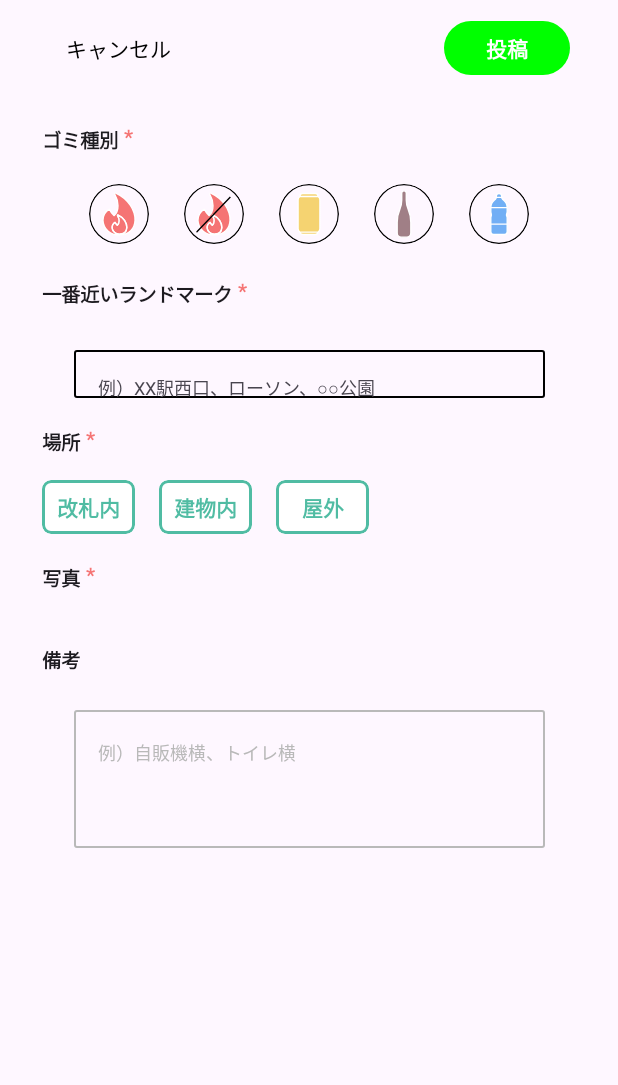
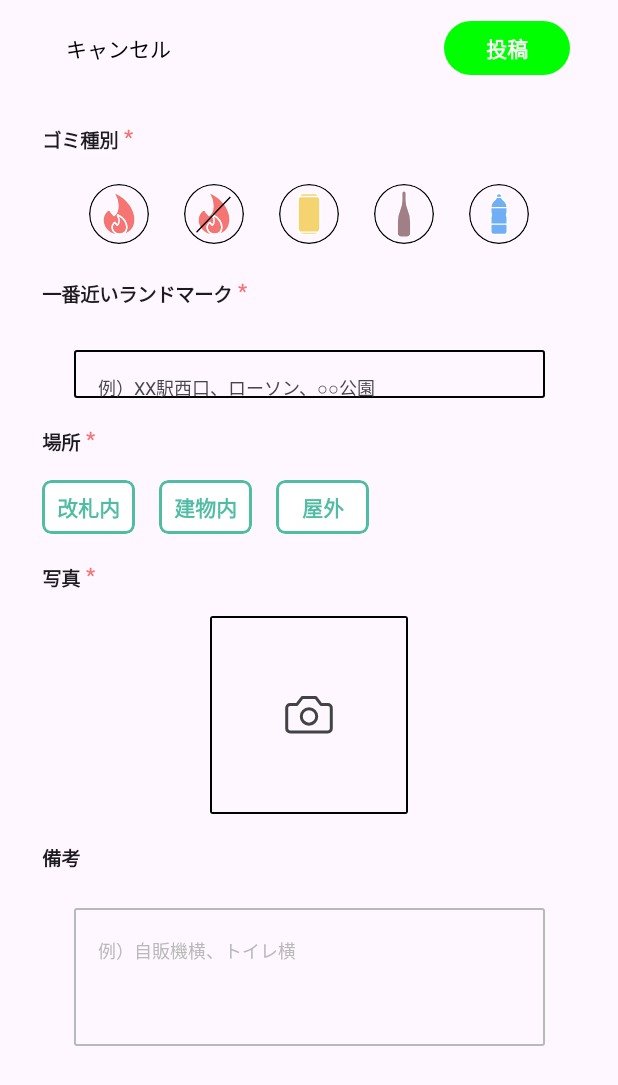
Before and after one commit to tanochan-sakonyan/Mr.TrashCan_frontend, an Android app built with Jetpack Compose: the register screen opened through its navigation route, on a phone screen of 412 x 824 dp. Shown: the top 1085 px of the screen. Run offline under Robolectric (Android 15) with nearby library versions, the phone set to English and light mode, and no system bars.

Commit message:
CameraのUIを作成

```diff
--- a/app/src/main/java/com/github/tanochan/mrtrashcan_frontend/feature/register/RegisterScreen.kt
+++ b/app/src/main/java/com/github/tanochan/mrtrashcan_frontend/feature/register/RegisterScreen.kt
@@ -2,6 +2,7 @@ package com.github.tanochan.mrtrashcan_frontend.feature.register
 
 import androidx.compose.foundation.Image
 import androidx.compose.foundation.background
+import androidx.compose.foundation.border
 import androidx.compose.foundation.clickable
 import androidx.compose.foundation.layout.Arrangement
 import androidx.compose.foundation.layout.Box
@@ -15,18 +16,12 @@ import androidx.compose.foundation.layout.padding
 import androidx.compose.foundation.layout.size
 import androidx.compose.foundation.layout.width
 import androidx.compose.foundation.shape.RoundedCornerShape
-import androidx.compose.material.icons.Icons
-import androidx.compose.material.icons.filled.ArrowBack
-import androidx.compose.material3.ElevatedButton
 import androidx.compose.material3.ExperimentalMaterial3Api
-import androidx.compose.material3.Icon
 import androidx.compose.material3.IconButton
 import androidx.compose.material3.OutlinedTextField
-import androidx.compose.material3.OutlinedTextFieldDefaults
 import androidx.compose.material3.Scaffold
 import androidx.compose.material3.Text
 import androidx.compose.material3.TextButton
-import androidx.compose.material3.TextField
 import androidx.compose.material3.TopAppBar
 import androidx.compose.runtime.Composable
 import androidx.compose.runtime.getValue
@@ -51,14 +46,16 @@ fun RegisterScreenHost(
     navigateToMap: () -> Unit
 ) {
     RegisterScreen(
-        onBack = navigateToMap
+        onBack = navigateToMap,
+        onCameraClick = {}
     )
 }
 
 @OptIn(ExperimentalMaterial3Api::class)
 @Composable
 fun RegisterScreen(
-    onBack: () -> Unit
+    onBack: () -> Unit,
+    onCameraClick: () -> Unit
 ) {
     var landmark by remember { mutableStateOf("") }
     var note by remember { mutableStateOf("") }
@@ -115,9 +112,9 @@ fun RegisterScreen(
             horizontalAlignment = Alignment.CenterHorizontally,
         ) {
             Spacer(modifier = Modifier.height(20.dp))
-            Row (
+            Row(
                 modifier = Modifier.align(Alignment.Start)
-            ){
+            ) {
                 Text(
                     modifier = Modifier
                         .padding(start = 28.dp),
@@ -187,9 +184,9 @@ fun RegisterScreen(
                 }
             }
             Spacer(modifier = Modifier.height(20.dp))
-            Row (
+            Row(
                 modifier = Modifier.align(Alignment.Start)
-            ){
+            ) {
                 Text(
                     modifier = Modifier
                         .padding(start = 28.dp),
@@ -233,9 +230,9 @@ fun RegisterScreen(
                 )
             )
             Spacer(modifier = Modifier.height(20.dp))
-            Row (
+            Row(
                 modifier = Modifier.align(Alignment.Start)
-            ){
+            ) {
                 Text(
                     modifier = Modifier
                         .padding(start = 28.dp),
@@ -256,28 +253,30 @@ fun RegisterScreen(
                 )
             }
             Spacer(modifier = Modifier.height(16.dp))
-            Row (
-                modifier = Modifier.align(Alignment.Start).padding(start = 28.dp),
-            ){
+            Row(
+                modifier = Modifier
+                    .align(Alignment.Start)
+                    .padding(start = 28.dp),
+            ) {
                 CustomElevatedButton(
-                 title =    "改札内",
+                    title = "改札内",
                     onClick = { }
                 )
                 Spacer(modifier = Modifier.width(16.dp))
                 CustomElevatedButton(
-                    title =    "建物内",
+                    title = "建物内",
                     onClick = { }
                 )
                 Spacer(modifier = Modifier.width(16.dp))
                 CustomElevatedButton(
-                    title =    "屋外",
+                    title = "屋外",
                     onClick = { }
                 )
             }
             Spacer(modifier = Modifier.height(20.dp))
-            Row (
+            Row(
                 modifier = Modifier.align(Alignment.Start)
-            ){
+            ) {
                 Text(
                     modifier = Modifier
                         .padding(start = 28.dp),
@@ -298,8 +297,29 @@ fun RegisterScreen(
                 )
             }
             Spacer(modifier = Modifier.height(16.dp))
-            // TODO camera
-
+            Box(
+                modifier = Modifier
+                    .size(height = 132.dp, width = 132.dp)
+                    .clip(shape = RoundedCornerShape(2.dp))
+                    .border(
+                        width = 1.dp,
+                        color = Color.Black,
+                    )
+            ) {
+                Box(
+                    modifier = Modifier.align(Alignment.Center)
+                ) {
+                    IconButton(
+                        onClick = onCameraClick,
+                    ) {
+                        Image(
+                            painter = painterResource(id = R.drawable.camera),
+                            contentDescription = "camera",
+                            modifier = Modifier.size(32.dp)
+                        )
+                    }
+                }
+            }
             Spacer(modifier = Modifier.height(20.dp))
             Text(
                 modifier = Modifier
@@ -343,5 +363,5 @@ fun RegisterScreen(
 @Preview
 @Composable
 fun PreviewRegisterScreen() {
-    RegisterScreen(onBack = {})
+    RegisterScreen(onBack = {}, onCameraClick = {})
 }
--- /dev/null
+++ b/app/src/main/res/drawable/camera.xml
@@ -0,0 +1,20 @@
+<vector xmlns:android="http://schemas.android.com/apk/res/android"
+    android:width="32dp"
+    android:height="25dp"
+    android:viewportWidth="32"
+    android:viewportHeight="25">
+  <path
+      android:pathData="M30.857,7.929C30.857,7.322 30.616,6.741 30.188,6.312C29.759,5.884 29.178,5.643 28.571,5.643H24L20.571,1.071H11.429L8,5.643H3.429C2.822,5.643 2.241,5.884 1.812,6.312C1.384,6.741 1.143,7.322 1.143,7.929V21.643C1.143,22.249 1.384,22.83 1.812,23.259C2.241,23.688 2.822,23.929 3.429,23.929H28.571C29.178,23.929 29.759,23.688 30.188,23.259C30.616,22.83 30.857,22.249 30.857,21.643V7.929Z"
+      android:strokeLineJoin="round"
+      android:strokeWidth="2"
+      android:fillColor="#00000000"
+      android:strokeColor="#424343"
+      android:strokeLineCap="round"/>
+  <path
+      android:pathData="M16,18.786C18.84,18.786 21.143,16.483 21.143,13.643C21.143,10.802 18.84,8.5 16,8.5C13.16,8.5 10.857,10.802 10.857,13.643C10.857,16.483 13.16,18.786 16,18.786Z"
+      android:strokeLineJoin="round"
+      android:strokeWidth="2"
+      android:fillColor="#00000000"
+      android:strokeColor="#424343"
+      android:strokeLineCap="round"/>
+</vector>
```
